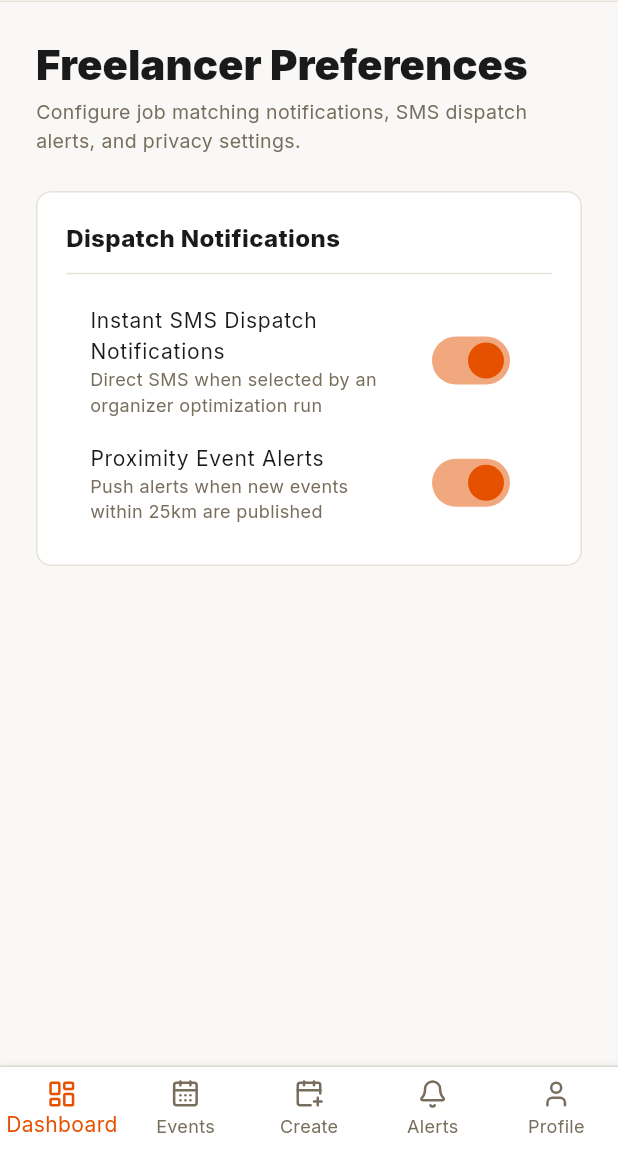
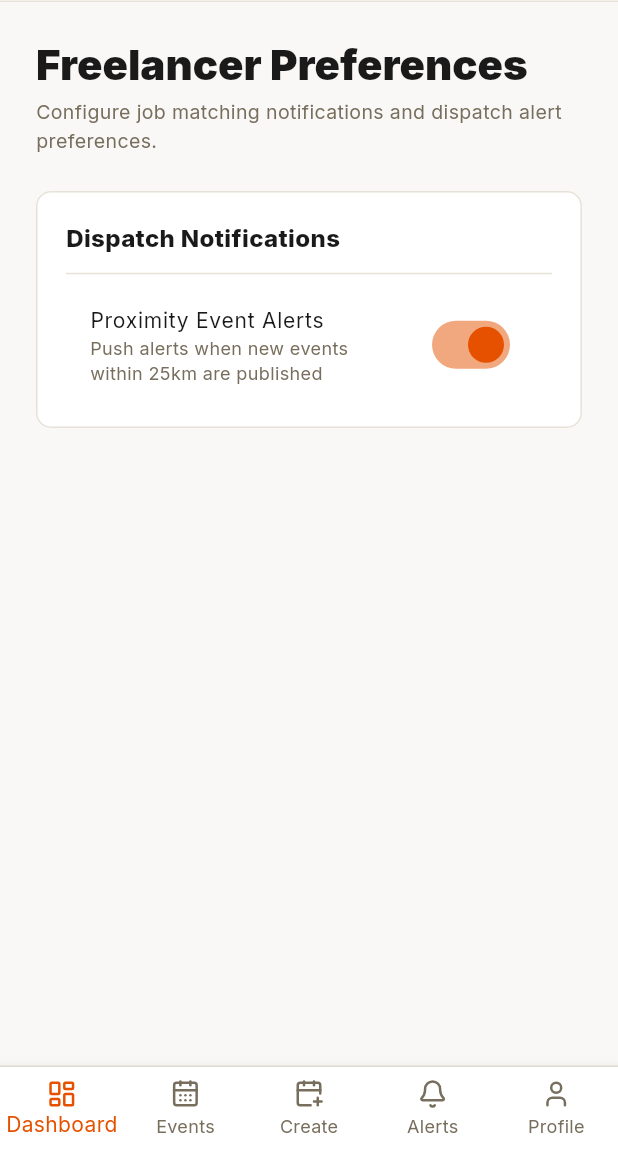
Before and after one commit to parikshitkurel/muster, a Flutter app: the FreelancerSettingsScreen screen opened by its route, on a phone screen of 412 x 824 dp, the part 85-1236 px from its top. Run offline on Flutter 3.47's test engine with Material 3 defaults, Android fonts, the phone set to English and light mode, and no system bars; our stand-ins replace flutter_riverpod, go_router, google_fonts, lucide_icons_flutter, supabase_flutter; accounts and stored records are empty.

Commit message:
fix: remove Instant SMS Alert options from settings screens

```diff
--- a/lib/features/freelancer/presentation/freelancer_settings_screen.dart
+++ b/lib/features/freelancer/presentation/freelancer_settings_screen.dart
@@ -9,7 +9,6 @@ class FreelancerSettingsScreen extends StatefulWidget {
 }
 
 class _FreelancerSettingsScreenState extends State<FreelancerSettingsScreen> {
-  bool _instantDispatchSms = true;
   bool _proximityAlerts = true;
 
   @override
@@ -31,7 +30,7 @@ class _FreelancerSettingsScreenState extends State<FreelancerSettingsScreen> {
               ),
               const SizedBox(height: 4),
               const Text(
-                'Configure job matching notifications, SMS dispatch alerts, and privacy settings.',
+                'Configure job matching notifications and dispatch alert preferences.',
                 style: TextStyle(fontSize: 13, color: AppColors.textMuted),
               ),
               const SizedBox(height: 24),
@@ -44,13 +43,6 @@ class _FreelancerSettingsScreenState extends State<FreelancerSettingsScreen> {
                     children: [
                       const Text('Dispatch Notifications', style: TextStyle(fontWeight: FontWeight.w800, fontSize: 16)),
                       const Divider(color: AppColors.border, height: 24),
-                      SwitchListTile(
-                        title: const Text('Instant SMS Dispatch Notifications', style: TextStyle(fontSize: 14)),
-                        subtitle: const Text('Direct SMS when selected by an organizer optimization run', style: TextStyle(fontSize: 12, color: AppColors.textMuted)),
-                        value: _instantDispatchSms,
-                        activeThumbColor: AppColors.primary,
-                        onChanged: (v) => setState(() => _instantDispatchSms = v),
-                      ),
                       SwitchListTile(
                         title: const Text('Proximity Event Alerts', style: TextStyle(fontSize: 14)),
                         subtitle: const Text('Push alerts when new events within 25km are published', style: TextStyle(fontSize: 12, color: AppColors.textMuted)),
--- a/lib/features/organizer/presentation/organizer_settings_screen.dart
+++ b/lib/features/organizer/presentation/organizer_settings_screen.dart
@@ -10,7 +10,6 @@ class OrganizerSettingsScreen extends StatefulWidget {
 
 class _OrganizerSettingsScreenState extends State<OrganizerSettingsScreen> {
   bool _emailAlerts = true;
-  bool _instantSms = true;
 
   @override
   Widget build(BuildContext context) {
@@ -51,13 +50,6 @@ class _OrganizerSettingsScreenState extends State<OrganizerSettingsScreen> {
                         activeThumbColor: AppColors.primary,
                         onChanged: (v) => setState(() => _emailAlerts = v),
                       ),
-                      SwitchListTile(
-                        title: const Text('Instant SMS Shift Alerts', style: TextStyle(fontSize: 14)),
-                        subtitle: const Text('Direct SMS dispatch updates for day-of-event check-ins', style: TextStyle(fontSize: 12, color: AppColors.textMuted)),
-                        value: _instantSms,
-                        activeThumbColor: AppColors.primary,
-                        onChanged: (v) => setState(() => _instantSms = v),
-                      ),
                     ],
                   ),
                 ),
```
